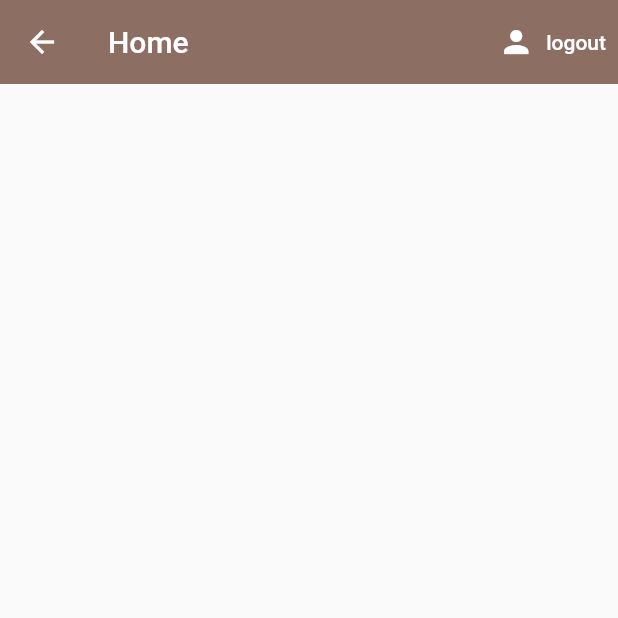
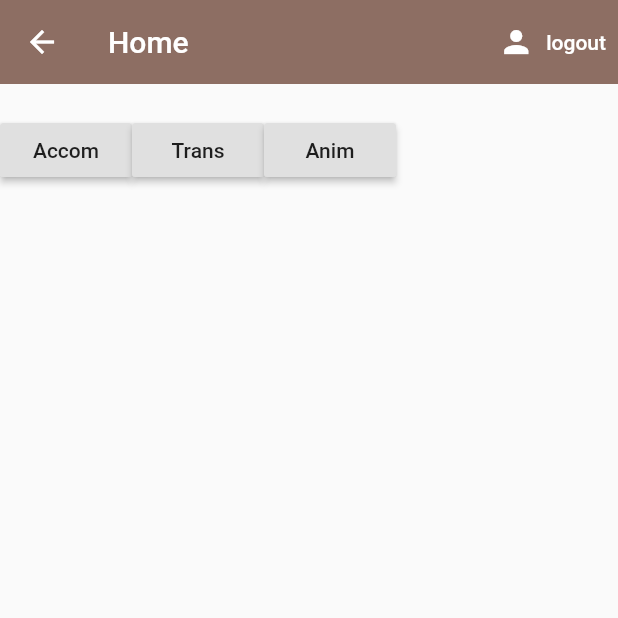
Before and after one commit to kverkholomova/Dyplom, a Flutter app: the HomeVol screen opened directly, on a phone screen of 412 x 824 dp, the top half of it. Run offline on Flutter 3.47's test engine with Material 2 defaults, Android fonts, the phone set to English and light mode, and no system bars; our stand-ins replace cloud_firestore, firebase_auth, firebase_core, firebase_database, flutter_spinkit, flutter_switch; accounts and stored records are empty.

```diff
--- a/lib/screens/home/home_vol.dart
+++ b/lib/screens/home/home_vol.dart
@@ -4,7 +4,7 @@ import 'package:cloud_firestore/cloud_firestore.dart';
 import 'package:firebase_core/firebase_core.dart';
 import 'package:firebase_database/firebase_database.dart';
 import 'package:wol_pro_1/shared/loading.dart';
-
+import 'package:flutter_switch/flutter_switch.dart';
 import '../../services/auth.dart';
 import '../../shared/application.dart';
 
@@ -29,8 +29,8 @@ class HomeVol extends StatelessWidget {
   CollectionReference appl = FirebaseFirestore.instance.collection('applications');
   final AuthService _auth = AuthService();
 
-  List<String> data_from_database =[];
-  String _id='';
+
+
   String val_data='';
 
   DatabaseReference ref = FirebaseDatabase.instance.ref();
@@ -62,12 +62,55 @@ class HomeVol extends StatelessWidget {
 
         ],
       ),
-      body: StreamBuilder(
+      body: Column(
+        children: [
+          Padding(
+            padding: const EdgeInsets.only(top: 20.0),
+            child: Row(
+              children: [
+                RaisedButton(
+                  child: Text("Accom"),
+                  onPressed: () {
+                    chosen_category="Accomodation";
+                    Navigator.push(context,
+                        MaterialPageRoute(builder: (context) => HomeVol()));
+                  },
+                ),
+                RaisedButton(
+                  child: Text("Trans"),
+                  onPressed: () {
+                    chosen_category="Transfer";
+                    Navigator.push(context,
+                    MaterialPageRoute(builder: (context) => HomeVol()));
+                  },
+                ),
+                RaisedButton(
+                  child: Text("Anim"),
+                  onPressed: () {
+                    chosen_category="Assistance with animals";
+                    Navigator.push(context,
+                        MaterialPageRoute(builder: (context) => HomeVol()));
+
+                  },
+
+                ),
+              ],
+            ),
+          ),
+
+          Padding(
+            padding: const EdgeInsets.all(8.0),
+            child: StreamBuilder(
               stream: FirebaseFirestore.instance
                   .collection('applications')
+                  .where("category", isEqualTo: chosen_category)
                   .snapshots(),
+
               builder: (context, AsyncSnapshot<QuerySnapshot> streamSnapshot) {
-          return ListView.builder(
+                return Container(
+                  width: 350,
+                  height: 300,
+                  child: ListView.builder(
                     itemCount: streamSnapshot.data?.docs.length,
                     itemBuilder: (ctx, index) =>
 
@@ -80,6 +123,7 @@ class HomeVol extends StatelessWidget {
                               Text(streamSnapshot.data?.docs[index]['title']),
                               Text(streamSnapshot.data?.docs[index]['category']),
                               Text(streamSnapshot.data?.docs[index]['comment']),
+
                             ],
                           ),
                         ),
@@ -87,8 +131,12 @@ class HomeVol extends StatelessWidget {
                       ],
                     )
 
+                  ),
                 );
               },
+            ),
+          ),
+        ],
       )
 
       /**FutureBuilder(
--- a/lib/shared/application.dart
+++ b/lib/shared/application.dart
@@ -4,6 +4,8 @@ import 'package:cloud_firestore/cloud_firestore.dart';
 import 'package:firebase_core/firebase_core.dart';
 import 'package:wol_pro_1/services/auth.dart';
 import 'constants.dart';
+
+String chosen_category='Accomodation';
 
 var id;
 
@@ -15,8 +17,8 @@ class Application extends StatefulWidget {
 
 class _ApplicationState extends State<Application> {
 
+
   final List<String> categories=['Choose category','Accomodation','Transfer','Assistance with animals'];
-
   String title='';
   String currentCategory='';
   String comment='';
@@ -70,7 +72,9 @@ class _ApplicationState extends State<Application> {
                   );
                 }).toList(),
                 onChanged: (val) {
-                  setState(() => currentCategory = val.toString());
+                  setState(() { currentCategory = val.toString();
+                    }
+                  );
                 },
               ),
             ),
--- a/pubspec.yaml
+++ b/pubspec.yaml
@@ -41,6 +41,7 @@ dependencies:
   flutter_spinkit: ^5.1.0
   http: ^0.13.4
   firebase_database: ^9.0.8
+  flutter_switch: ^0.3.2
 
 
 
```
Also changed, not shown: pubspec.lock. Lines whose indentation alone changed are shown as unchanged.
